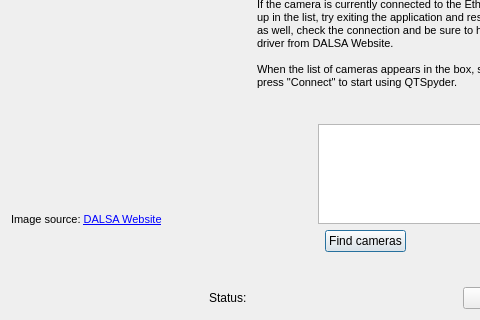
Before: the Qt Designer form wizard_2.ui in DRDSoftware/QTSpyder, drawn with Qt 5; both pictures show x 0 to 480 and y 160 to 480 of the 640 by 480 pixel window.
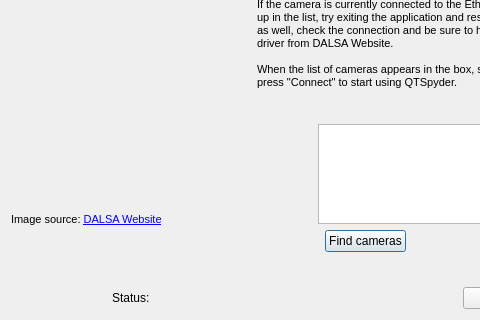
After: the same form once the commit is applied. Icons and pictures are not drawn.

Commit message: Completed the conversion in English of all the UIs

Patch:
```diff
--- a/wizard_2.ui
+++ b/wizard_2.ui
@@ -342,6 +342,18 @@
        </item>
        <item>
         <widget class="QLabel" name="wizard2StatusMessage">
+         <property name="minimumSize">
+          <size>
+           <width>200</width>
+           <height>0</height>
+          </size>
+         </property>
+         <property name="maximumSize">
+          <size>
+           <width>200</width>
+           <height>16777215</height>
+          </size>
+         </property>
          <property name="text">
           <string/>
          </property>
```
Left out of the diff: 5 changed lines with no effect on the pictures. The commit also changes 3 other files.
